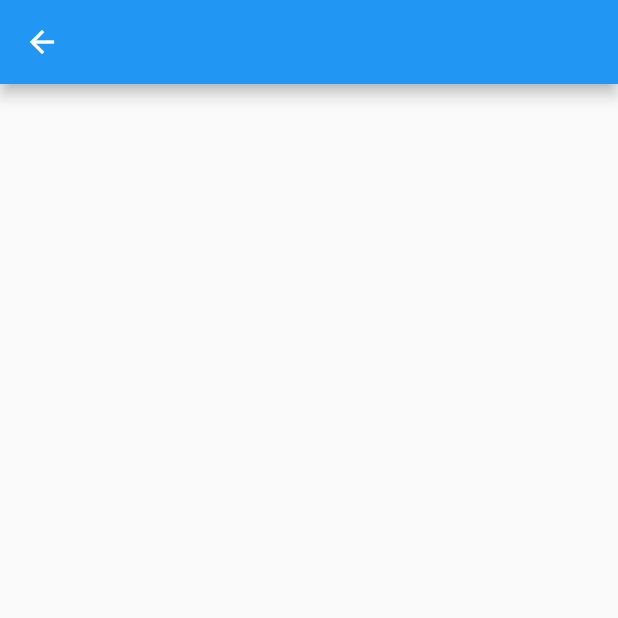
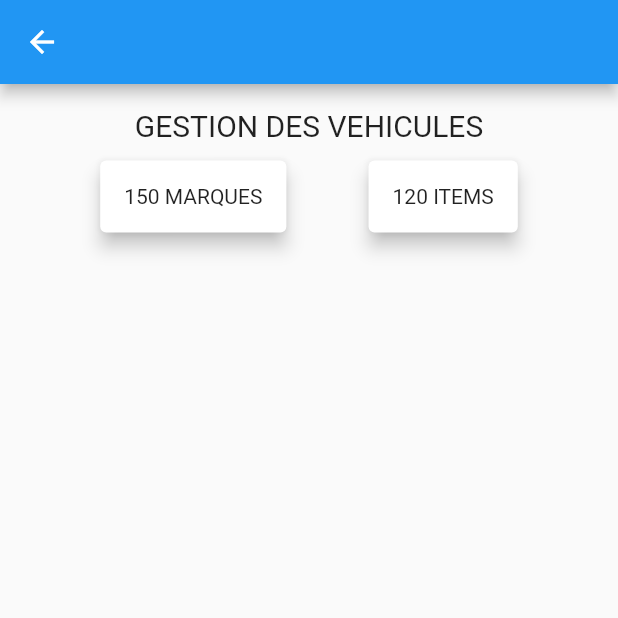
Before and after one commit to Domiynsbelhanda/toksmo_auto_dashbaord, a Flutter app: the screen it shows once a user with an empty profile is signed in, in the side drawer, after a tap on "VEHICULE", on a phone screen of 412 x 824 dp, the top half of it. Run offline on Flutter 3.47's test engine with Material 2 defaults, Android fonts, the light colour scheme and no system bars; our stand-ins replace firebase_auth, firebase_core; missing offline and left inert: flutterfire_ui; accounts and stored records are empty.

Commit message:
style : add card contains count

```diff
--- a/lib/packages/vehicule/index.dart
+++ b/lib/packages/vehicule/index.dart
@@ -14,8 +14,58 @@ class _vehiculeIndex extends State<vehiculeIndex>{
     // TODO: implement build
     return Scaffold(
       appBar: AppBar(),
-      body: Container(
+      body: SingleChildScrollView(
+        child: Padding(
+          padding: const EdgeInsets.all(16.0),
+          child: Container(
+            child: Column(
+              children: [
+                Text(
+                  'GESTION DES VEHICULES',
+                  style: TextStyle(
+                      fontSize: 20
+                  ),
+                ),
 
+                SizedBox(height: 8.0),
+
+                Row(
+                  mainAxisSize: MainAxisSize.max,
+                  mainAxisAlignment: MainAxisAlignment.spaceEvenly,
+                  children: [
+                    Container(
+                      child: Card(
+                        elevation: 5.0,
+                        child: Padding(
+                          padding: const EdgeInsets.all(16.0),
+                          child: Center(
+                            child: Text(
+                              '150 MARQUES'
+                            ),
+                          ),
+                        ),
+                      ),
+                    ),
+
+                    Container(
+                      child: Card(
+                        elevation: 5.0,
+                        child: Padding(
+                          padding: const EdgeInsets.all(16.0),
+                          child: Center(
+                            child: Text(
+                                '120 ITEMS'
+                            ),
+                          ),
+                        ),
+                      ),
+                    ),
+                  ],
+                )
+              ],
+            ),
+          ),
+        ),
       ),
     );
   }
```
